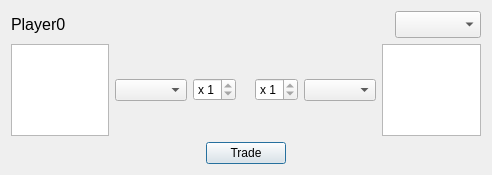
The window that form/tradedialog.ui (equation314/NaTaC) describes before a commit, drawn with Qt 5.
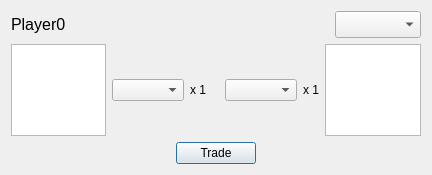
The same window after the commit. Icons and pictures are not drawn. Custom widgets are drawn as their Qt base class.

Diff of the .ui file:
```diff
--- a/form/tradedialog.ui
+++ b/form/tradedialog.ui
@@ -6,7 +6,7 @@
    <rect>
     <x>0</x>
     <y>0</y>
-    <width>492</width>
+    <width>432</width>
     <height>175</height>
    </rect>
   </property>
@@ -74,18 +74,12 @@
       <widget class="QComboBox" name="comboBox_1"/>
      </item>
      <item>
-      <widget class="QSpinBox" name="spinBox_1">
-       <property name="readOnly">
-        <bool>true</bool>
+      <widget class="QLabel" name="label_amount_1">
+       <property name="text">
+        <string>x 1</string>
        </property>
-       <property name="prefix">
-        <string>x </string>
-       </property>
-       <property name="minimum">
-        <number>1</number>
-       </property>
-       <property name="maximum">
-        <number>9</number>
+       <property name="alignment">
+        <set>Qt::AlignCenter</set>
        </property>
       </widget>
      </item>
@@ -131,25 +125,19 @@
        </property>
       </spacer>
      </item>
-     <item>
-      <widget class="QSpinBox" name="spinBox_2">
-       <property name="readOnly">
-        <bool>true</bool>
-       </property>
-       <property name="prefix">
-        <string>x </string>
-       </property>
-       <property name="minimum">
-        <number>1</number>
-       </property>
-       <property name="maximum">
-        <number>9</number>
-       </property>
-      </widget>
-     </item>
      <item>
       <widget class="QComboBox" name="comboBox_2"/>
      </item>
+     <item>
+      <widget class="QLabel" name="label_amount_2">
+       <property name="text">
+        <string>x 1</string>
+       </property>
+       <property name="alignment">
+        <set>Qt::AlignCenter</set>
+       </property>
+      </widget>
+     </item>
      <item>
       <widget class="ResourceTable" name="resourceTable_2"/>
      </item>
```
